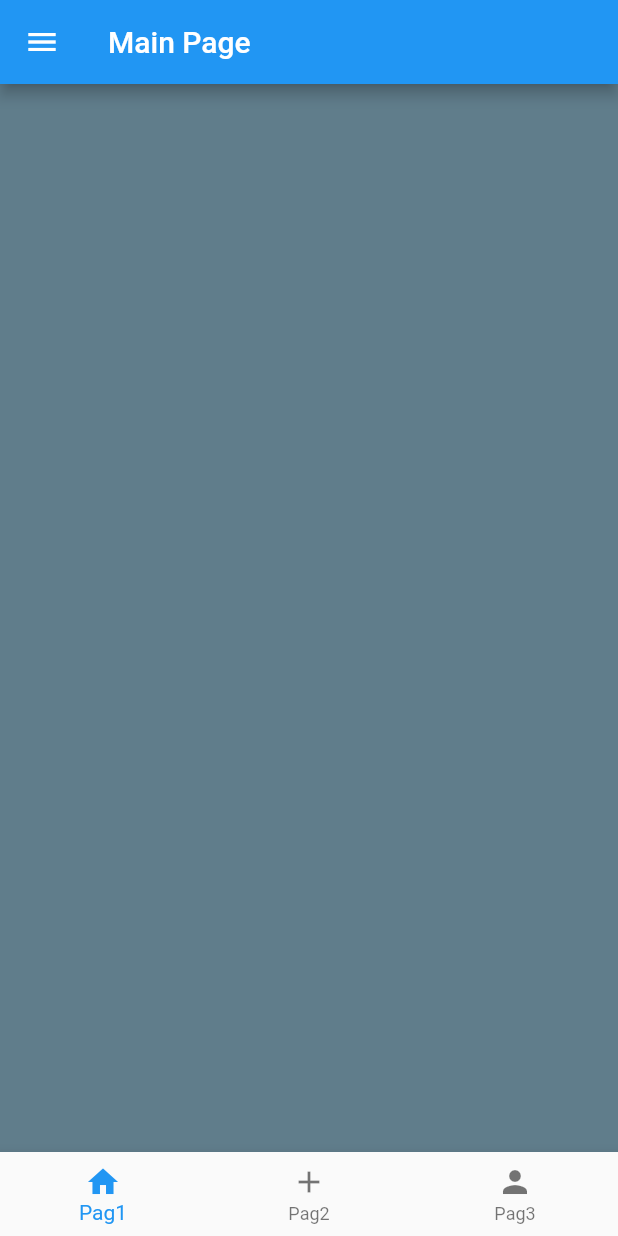
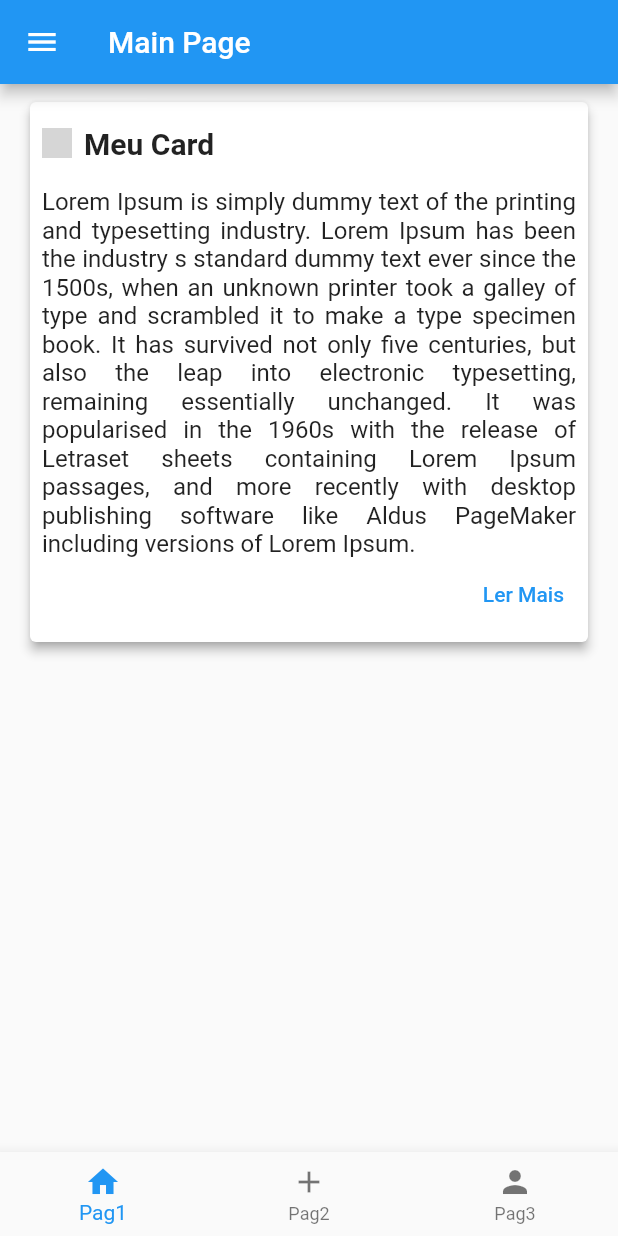
Before and after one commit to MauroAlbrecht/trilha-app-flutter-dio, a Flutter app: the MainPage screen opened directly, on a phone screen of 412 x 824 dp. Run offline on Flutter 3.47's test engine with Material 2 defaults, Android fonts, the phone set to English and light mode, and no system bars; our stand-ins replace google_fonts; network calls fail; grey boxes are pictures that could not be loaded.

Commit message:
add exemplo de uso de card

```diff
--- /dev/null
+++ b/lib/pages/card_page.dart
@@ -0,0 +1,56 @@
+import 'package:flutter/material.dart';
+
+class CardPage extends StatefulWidget {
+  const CardPage({Key? key}) : super(key: key);
+
+  @override
+  State<CardPage> createState() => _CardPageState();
+}
+
+class _CardPageState extends State<CardPage> {
+  @override
+  Widget build(BuildContext context) {
+    return Column(
+      children: [
+        Container(
+          padding: EdgeInsets.symmetric(horizontal: 16, vertical: 8),
+          width: double.infinity,
+          child: Card(
+            elevation: 3,
+            shadowColor: Colors.grey,
+            child: Padding(
+              padding: const EdgeInsets.all(8.0),
+              child: Column(
+                crossAxisAlignment: CrossAxisAlignment.start,
+                children: [
+                  Row(
+                    children: [
+                      Image.network(
+                        "https://hermes.digitalinnovation.one/assets/diome/logo.png",
+                        height: 20,
+                      ),
+                      Padding(
+                        padding: const EdgeInsets.all(8.0),
+                        child: Text('Meu Card', style: TextStyle(
+                          fontSize: 20, fontWeight: FontWeight.w700
+                        ),),
+                      ),
+                    ],
+                  ),
+                  SizedBox(height: 10,),
+                  Text('Lorem Ipsum is simply dummy text of the printing and typesetting industry. Lorem Ipsum has been the industry s standard dummy text ever since the 1500s, when an unknown printer took a galley of type and scrambled it to make a type specimen book. It has survived not only five centuries, but also the leap into electronic typesetting, remaining essentially unchanged. It was popularised in the 1960s with the release of Letraset sheets containing Lorem Ipsum passages, and more recently with desktop publishing software like Aldus PageMaker including versions of Lorem Ipsum.',
+                  style: TextStyle(fontSize: 16, fontWeight: FontWeight.normal),
+                  textAlign: TextAlign.justify,),
+                  Container(
+                      width: double.infinity,
+                      alignment: Alignment.centerRight,
+                      child: TextButton(onPressed: () {}, child: Text('Ler Mais'))),
+                ],
+              ),
+            ),
+          ),
+        ),
+      ],
+    );
+  }
+}
--- a/lib/pages/main_page.dart
+++ b/lib/pages/main_page.dart
@@ -1,6 +1,6 @@
 import 'package:flutter/foundation.dart';
 import 'package:flutter/material.dart';
-import 'package:trilhaapp/pages/pagina1.dart';
+import 'package:trilhaapp/pages/card_page.dart';
 
 import '../custom_components/drawer_custom.dart';
 import 'dados_cadastrais.dart';
@@ -36,7 +36,7 @@ class _MainPageState extends State<MainPage> {
                   });
                 },
                 children: const [
-                  Pagina1Page(),
+                  CardPage(),
                   Pagina2Page(),
                   Pagina3Page(),
                 ],
--- a/lib/pages/pagina1.dart
+++ /dev/null
@@ -1,17 +0,0 @@
-import 'package:flutter/material.dart';
-
-class Pagina1Page extends StatefulWidget {
-  const Pagina1Page({Key? key}) : super(key: key);
-
-  @override
-  State<Pagina1Page> createState() => _Pagina1PageState();
-}
-
-class _Pagina1PageState extends State<Pagina1Page> {
-  @override
-  Widget build(BuildContext context) {
-    return Container(
-      color: Colors.blueGrey,
-    );
-  }
-}
```
